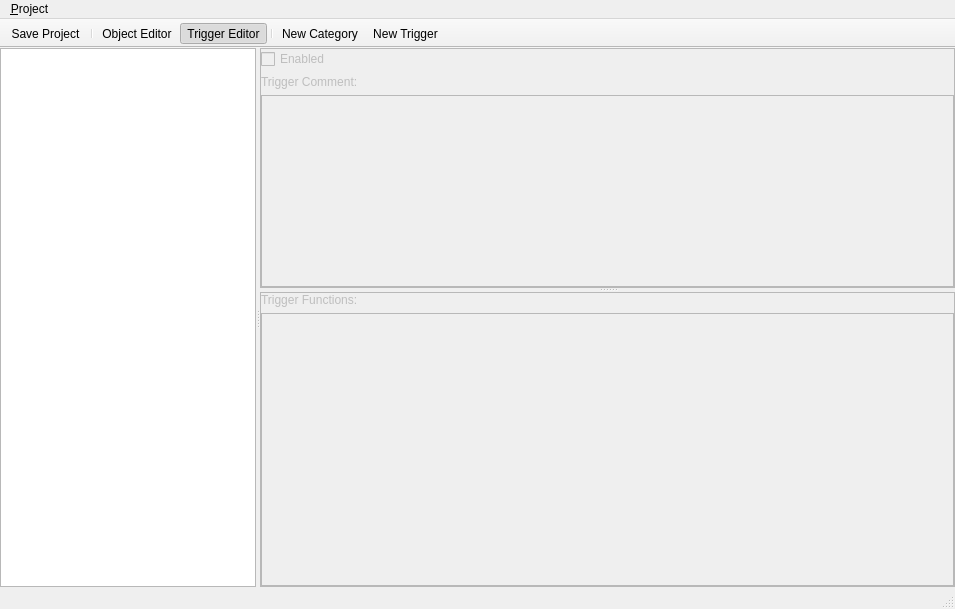
Qt form editor/ui/trigger_editor.ui (Kyoril/wow-pp) before a commit.
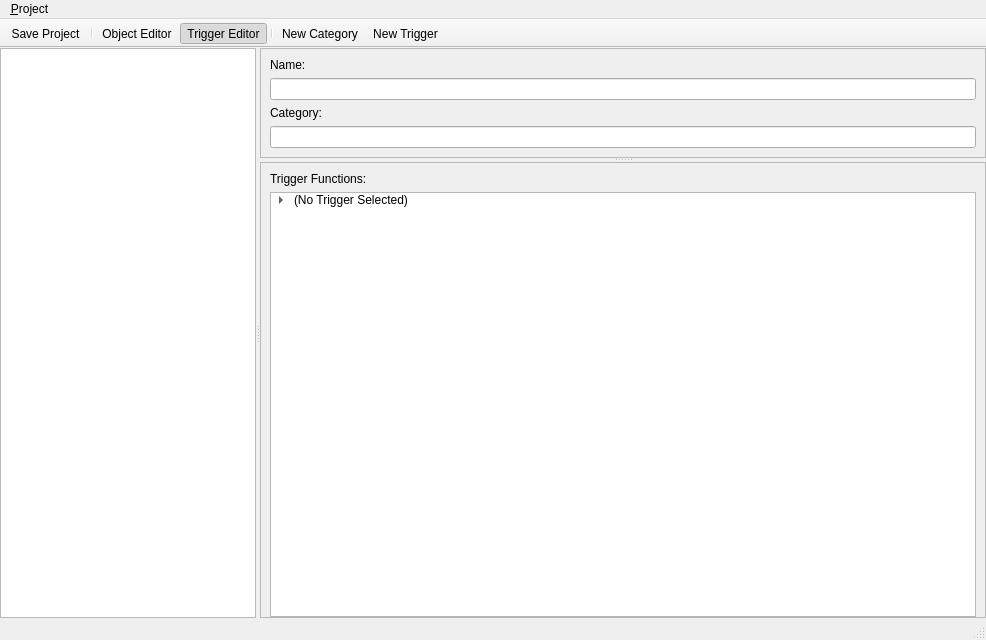
The same form after that commit. Icons and pictures are not drawn.

Commit message: Huge content push and more editor stuff, like the trigger editor

The edit to the form file:
```diff
--- a/editor/ui/trigger_editor.ui
+++ b/editor/ui/trigger_editor.ui
@@ -6,8 +6,8 @@
    <rect>
     <x>0</x>
     <y>0</y>
-    <width>955</width>
-    <height>609</height>
+    <width>986</width>
+    <height>640</height>
    </rect>
   </property>
   <property name="windowTitle">
@@ -18,7 +18,7 @@
     <normaloff>:/ico101.ico</normaloff>:/ico101.ico</iconset>
   </property>
   <widget class="QWidget" name="centralwidget">
-   <layout class="QVBoxLayout" name="verticalLayout_3">
+   <layout class="QVBoxLayout" name="verticalLayout_2">
     <property name="leftMargin">
      <number>0</number>
     </property>
@@ -50,15 +50,18 @@
         <enum>QFrame::Sunken</enum>
        </property>
        <property name="alternatingRowColors">
+        <bool>true</bool>
+       </property>
+       <property name="rootIsDecorated">
         <bool>false</bool>
        </property>
+       <attribute name="headerVisible">
+        <bool>false</bool>
+       </attribute>
       </widget>
       <widget class="QSplitter" name="splitter">
-       <property name="enabled">
-        <bool>false</bool>
-       </property>
        <property name="sizePolicy">
-        <sizepolicy hsizetype="Preferred" vsizetype="Expanding">
+        <sizepolicy hsizetype="Expanding" vsizetype="Expanding">
          <horstretch>1</horstretch>
          <verstretch>0</verstretch>
         </sizepolicy>
@@ -68,7 +71,7 @@
        </property>
        <widget class="QFrame" name="frame">
         <property name="sizePolicy">
-         <sizepolicy hsizetype="Expanding" vsizetype="Preferred">
+         <sizepolicy hsizetype="Expanding" vsizetype="Fixed">
           <horstretch>1</horstretch>
           <verstretch>0</verstretch>
          </sizepolicy>
@@ -79,6 +82,9 @@
           <height>0</height>
          </size>
         </property>
+        <property name="styleSheet">
+         <string notr="true"/>
+        </property>
         <property name="frameShape">
          <enum>QFrame::StyledPanel</enum>
         </property>
@@ -86,74 +92,37 @@
          <enum>QFrame::Raised</enum>
         </property>
         <layout class="QVBoxLayout" name="verticalLayout">
-         <property name="sizeConstraint">
-          <enum>QLayout::SetMinimumSize</enum>
-         </property>
-         <property name="leftMargin">
-          <number>0</number>
-         </property>
          <property name="topMargin">
-          <number>0</number>
-         </property>
-         <property name="rightMargin">
-          <number>0</number>
+          <number>9</number>
          </property>
          <property name="bottomMargin">
-          <number>0</number>
+          <number>9</number>
          </property>
-         <item>
-          <widget class="QCheckBox" name="enabledChecker">
-           <property name="text">
-            <string>Enabled</string>
-           </property>
-          </widget>
-         </item>
          <item>
           <widget class="QLabel" name="label">
-           <property name="sizePolicy">
-            <sizepolicy hsizetype="Preferred" vsizetype="Preferred">
-             <horstretch>0</horstretch>
-             <verstretch>0</verstretch>
-            </sizepolicy>
-           </property>
-           <property name="maximumSize">
-            <size>
-             <width>16777215</width>
-             <height>16777215</height>
-            </size>
-           </property>
            <property name="text">
-            <string>Trigger Comment:</string>
+            <string>Name:</string>
            </property>
           </widget>
          </item>
          <item>
-          <widget class="QTextEdit" name="commentView">
-           <property name="sizePolicy">
-            <sizepolicy hsizetype="Expanding" vsizetype="Preferred">
-             <horstretch>0</horstretch>
-             <verstretch>0</verstretch>
-            </sizepolicy>
+          <widget class="QLineEdit" name="lineEdit"/>
+         </item>
+         <item>
+          <widget class="QLabel" name="label_3">
+           <property name="text">
+            <string>Category:</string>
            </property>
-           <property name="maximumSize">
-            <size>
-             <width>16777215</width>
-             <height>16777215</height>
-            </size>
-           </property>
-           <property name="baseSize">
-            <size>
-             <width>0</width>
-             <height>0</height>
-            </size>
-           </property>
           </widget>
          </item>
+         <item>
+          <widget class="QLineEdit" name="lineEdit_2"/>
+         </item>
         </layout>
        </widget>
        <widget class="QFrame" name="frame_2">
         <property name="sizePolicy">
-         <sizepolicy hsizetype="Expanding" vsizetype="Preferred">
+         <sizepolicy hsizetype="Expanding" vsizetype="Expanding">
           <horstretch>1</horstretch>
           <verstretch>1</verstretch>
          </sizepolicy>
@@ -164,22 +133,7 @@
         <property name="frameShadow">
          <enum>QFrame::Raised</enum>
         </property>
-        <layout class="QVBoxLayout" name="verticalLayout_2" stretch="0,1">
-         <property name="spacing">
-          <number>6</number>
-         </property>
-         <property name="sizeConstraint">
-          <enum>QLayout::SetMaximumSize</enum>
-         </property>
-         <property name="leftMargin">
-          <number>0</number>
-         </property>
-         <property name="topMargin">
-          <number>0</number>
-         </property>
-         <property name="rightMargin">
-          <number>0</number>
-         </property>
+        <layout class="QVBoxLayout" name="verticalLayout_3">
          <property name="bottomMargin">
           <number>0</number>
          </property>
@@ -191,13 +145,78 @@
           </widget>
          </item>
          <item>
-          <widget class="QTreeView" name="functionView">
+          <widget class="QTreeWidget" name="functionView">
+           <property name="sizePolicy">
+            <sizepolicy hsizetype="Expanding" vsizetype="Expanding">
+             <horstretch>0</horstretch>
+             <verstretch>2</verstretch>
+            </sizepolicy>
+           </property>
+           <property name="styleSheet">
+            <string notr="true"/>
+           </property>
            <property name="dragEnabled">
             <bool>true</bool>
            </property>
            <property name="alternatingRowColors">
             <bool>true</bool>
            </property>
+           <property name="rootIsDecorated">
+            <bool>true</bool>
+           </property>
+           <attribute name="headerVisible">
+            <bool>false</bool>
+           </attribute>
+           <column>
+            <property name="text">
+             <string>1</string>
+            </property>
+           </column>
+           <item>
+            <property name="text">
+             <string>(No Trigger Selected)</string>
+            </property>
+            <property name="icon">
+             <iconset resource="../qrc/editor.qrc">
+              <normaloff>:/ico101.ico</normaloff>:/ico101.ico</iconset>
+            </property>
+            <item>
+             <property name="text">
+              <string>Events</string>
+             </property>
+             <property name="icon">
+              <iconset resource="../qrc/editor.qrc">
+               <normaloff>:/Trigger.png</normaloff>:/Trigger.png</iconset>
+             </property>
+             <property name="flags">
+              <set>ItemIsSelectable|ItemIsDropEnabled|ItemIsUserCheckable|ItemIsEnabled</set>
+             </property>
+            </item>
+            <item>
+             <property name="text">
+              <string>Conditions</string>
+             </property>
+             <property name="icon">
+              <iconset resource="../qrc/editor.qrc">
+               <normaloff>:/File.png</normaloff>:/File.png</iconset>
+             </property>
+             <property name="flags">
+              <set>ItemIsSelectable|ItemIsDropEnabled|ItemIsUserCheckable|ItemIsEnabled</set>
+             </property>
+            </item>
+            <item>
+             <property name="text">
+              <string>Actions</string>
+             </property>
+             <property name="icon">
+              <iconset resource="../qrc/editor.qrc">
+               <normaloff>:/Trade_Engineering.png</normaloff>:/Trade_Engineering.png</iconset>
+             </property>
+             <property name="flags">
+              <set>ItemIsSelectable|ItemIsDropEnabled|ItemIsUserCheckable|ItemIsEnabled</set>
+             </property>
+            </item>
+           </item>
           </widget>
          </item>
         </layout>
@@ -212,7 +231,7 @@
     <rect>
      <x>0</x>
      <y>0</y>
-     <width>955</width>
+     <width>986</width>
      <height>21</height>
     </rect>
    </property>
```
The commit also changes 15 other files.
